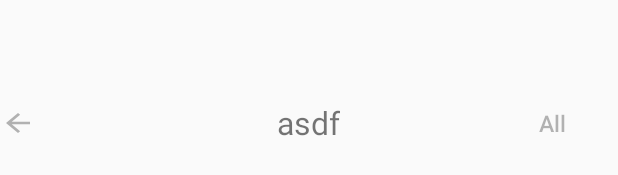
After one commit to koncle/ImageManagement, an Android app: the layout toolbar_function.xml on its own in the app's theme, with its tools: preview values and no code run, on a phone screen of 412 x 824 dp. The commit adds this screen. Shown: the part 495-670 px from the top of the screen. Run offline under Robolectric (Android 15) with nearby library versions, the phone set to English and light mode, and no system bars.

Commit message:
Finished the function of selecting images and do corresponding operations in a list of images.

```diff
--- a/app/src/main/java/com/koncle/imagemanagement/activity/MainActivity.java
+++ b/app/src/main/java/com/koncle/imagemanagement/activity/MainActivity.java
@@ -78,8 +78,6 @@ public class MainActivity extends AppCompatActivity {
         recyclerView = (RecyclerView) findViewById(R.id.recyclerView);
         GridLayoutManager gridLayoutManager = new GridLayoutManager(this, 4);
         recyclerView.setLayoutManager(gridLayoutManager);
-        recyclerView.setAdapter(imageAdaptor = new ImageAdaptor(this, gridLayoutManager, data));
+        //recyclerView.setAdapter(imageAdaptor = new ImageAdaptor(this, gridLayoutManager, data));
     }
-
-
 }
--- /dev/null
+++ b/app/src/main/res/drawable/back.xml
@@ -0,0 +1,9 @@
+<vector xmlns:android="http://schemas.android.com/apk/res/android"
+    android:width="24dp"
+    android:height="24dp"
+    android:viewportWidth="24.0"
+    android:viewportHeight="24.0">
+    <path
+        android:fillColor="#5222"
+        android:pathData="M20,11H7.83l5.59,-5.59L12,4l-8,8 8,8 1.41,-1.41L7.83,13H20v-2z" />
+</vector>
--- /dev/null
+++ b/app/src/main/res/drawable/button_shape.xml
@@ -0,0 +1,9 @@
+<?xml version="1.0" encoding="utf-8"?>
+<shape xmlns:android="http://schemas.android.com/apk/res/android">
+    <solid android:color="#0000" />
+    <corners
+        android:topLeftRadius="10dip"
+        android:topRightRadius="10dip"
+        android:bottomRightRadius="10dip"
+        android:bottomLeftRadius="10dip" />
+</shape>
--- /dev/null
+++ b/app/src/main/res/drawable/select.xml
@@ -0,0 +1,5 @@
+<?xml version="1.0" encoding="utf-8"?>
+<selector xmlns:android="http://schemas.android.com/apk/res/android">
+    <item android:state_checked="true" android:drawable="@color/checked" />
+    <item android:state_checked="false" android:drawable="@color/transparent" />
+</selector>
--- /dev/null
+++ b/app/src/main/res/layout/toolbar_function.xml
@@ -0,0 +1,43 @@
+<?xml version="1.0" encoding="utf-8"?>
+<RelativeLayout xmlns:android="http://schemas.android.com/apk/res/android"
+    android:layout_width="match_parent"
+    android:layout_height="match_parent">
+
+    <ImageButton
+        android:id="@+id/select_back"
+        android:layout_width="wrap_content"
+        android:layout_height="20dp"
+
+        android:background="@drawable/back"
+
+        android:layout_centerVertical="true"
+        android:layout_alignParentStart="true" />
+
+    <TextView
+        android:id="@+id/select_msg"
+        android:layout_width="wrap_content"
+        android:layout_height="match_parent"
+
+        android:text="asdf"
+        android:textSize="21dp"
+        android:gravity="center"
+
+        android:layout_centerHorizontal="true" />
+
+    <Button
+        android:id="@+id/select_complete"
+
+        android:text="@string/right_top_button"
+        android:textSize="15dp"
+        android:textAllCaps="false"
+        android:textColor="#5222"
+        android:gravity="center"
+        android:background="@drawable/button_shape"
+
+        android:layout_width="wrap_content"
+        android:layout_height="match_parent"
+
+        android:paddingStart="3dp"
+        android:paddingEnd="3dp"
+        android:layout_alignParentEnd="true" />
+</RelativeLayout>
--- a/app/src/main/res/values/colors.xml
+++ b/app/src/main/res/values/colors.xml
@@ -5,4 +5,6 @@
     <color name="colorAccent">#fff</color>
     <color name="select_background">#999</color>
     <color name="background">#5222</color>
+    <color name="transparent">#0000</color>
+    <color name="checked">#f00</color>
 </resources>
--- a/app/src/main/res/values/strings.xml
+++ b/app/src/main/res/values/strings.xml
@@ -1,3 +1,4 @@
 <resources>
     <string name="app_name">ImageManagement</string>
+    <string name="right_top_button">All</string>
 </resources>
--- /dev/null
+++ b/app/src/main/res/xml/file_paths.xml
@@ -0,0 +1,6 @@
+<?xml version="1.0" encoding="utf-8"?>
+<paths>
+    <external-path
+        path="."
+        name="camera_photos" />
+</paths>
```
Also changed, not shown: app/src/main/AndroidManifest.xml (+12 -1 lines), app/src/main/java/com/koncle/imagemanagement/activity/ImageListViewer.java (+156 -8 lines), app/src/main/java/com/koncle/imagemanagement/adapter/ImageAdaptor.java (+150 -48 lines), app/src/main/java/com/koncle/imagemanagement/util/ImageUtils.java (added, +58 -0 lines), app/src/main/res/drawable/delete.xml (added, +9 -0 lines), app/src/main/res/drawable/move.xml (added, +9 -0 lines), app/src/main/res/drawable/share.xml (added, +9 -0 lines), app/src/main/res/layout/activity_fullscreen.xml (+30 -7 lines), app/src/main/res/layout/image_display.xml (+11 -9 lines), app/src/main/res/mipmap-hdpi/cat.png (deleted).
